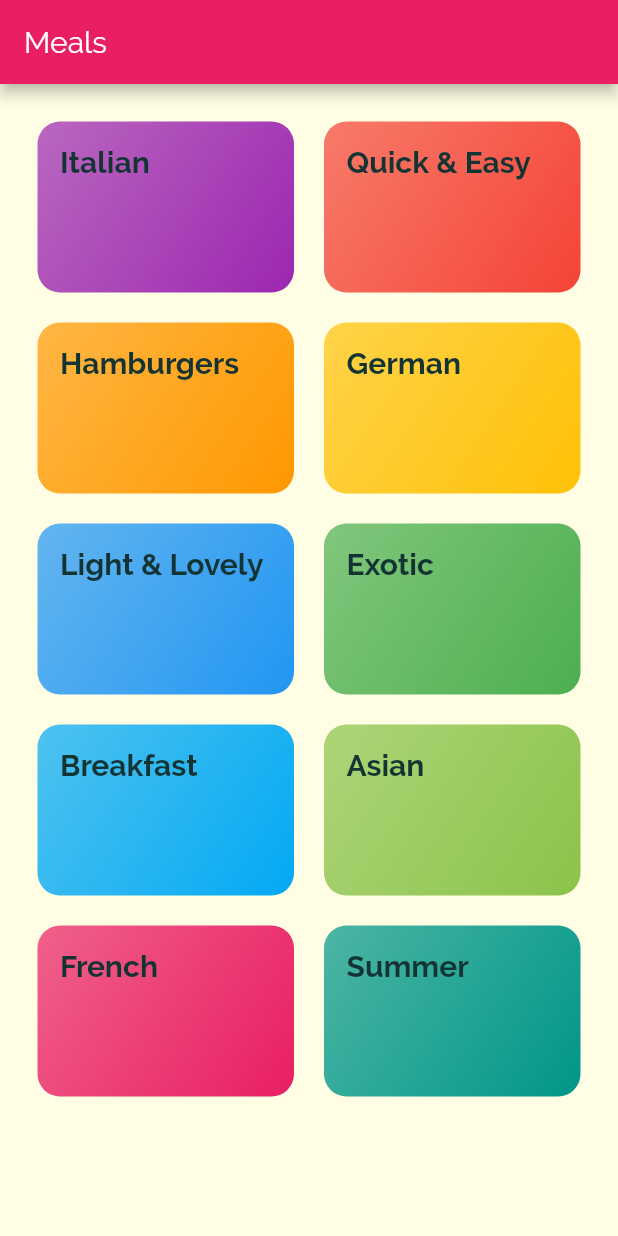
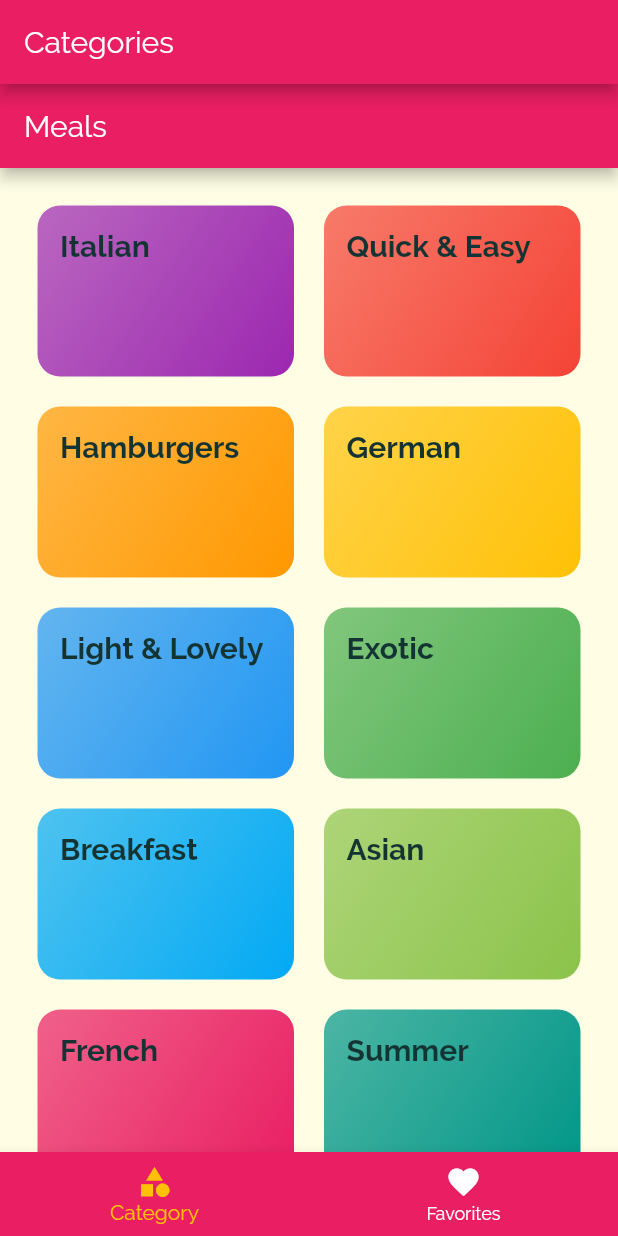
Before and after one commit to timagixe/meals_app, a Flutter app: the screen it shows after launch, on a phone screen of 412 x 824 dp. Run offline on Flutter 3.47's test engine with Material 2 defaults, Android fonts, the phone set to English and light mode, and no system bars.

Commit message:
feat(screens): :sparkles: create tabs screen

```diff
--- a/lib/routes/routes.dart
+++ b/lib/routes/routes.dart
@@ -1,8 +1,8 @@
 import 'package:flutter/material.dart';
-import 'package:meals_app/screens/recipe_details.dart';
 
-import '../screens/categories.dart';
+import '../screens/recipe_details.dart';
 import '../screens/category_recipes.dart';
+import '../screens/tabs.dart';
 
 class AppRoutes {
   static const String ROOT = '/';
@@ -13,7 +13,7 @@ class AppRoutes {
 const String kAppInitialRoute = AppRoutes.ROOT;
 
 Map<String, WidgetBuilder> appRoutes = {
-  AppRoutes.ROOT: (context) => CategoriesScreen(),
+  AppRoutes.ROOT: (context) => TabsScreen(),
   AppRoutes.CATEGORY_RECIPES: (context) => CategoryRecipesScreen(),
   AppRoutes.RECIPE_DETAILS: (context) => RecipeDetailsScreen(),
 };
--- /dev/null
+++ b/lib/screens/tabs.dart
@@ -0,0 +1,56 @@
+import 'package:flutter/material.dart';
+
+import './categories.dart';
+import './favorites.dart';
+
+class TabsScreen extends StatefulWidget {
+  @override
+  _TabsScreenState createState() => _TabsScreenState();
+}
+
+class _TabsScreenState extends State<TabsScreen> {
+  final List<Map<String, Object>> _screens = [
+    {
+      'title': 'Categories',
+      'screen': CategoriesScreen(),
+    },
+    {
+      'title': 'Favorites',
+      'screen': FavoritesScreen(),
+    }
+  ];
+  int _selectedScreenId = 0;
+
+  void _onTabBarItemTap(int screenId) {
+    setState(() {
+      _selectedScreenId = screenId;
+    });
+  }
+
+  @override
+  Widget build(BuildContext context) {
+    return Scaffold(
+      appBar: AppBar(
+        title: Text(_screens[_selectedScreenId]['title']),
+      ),
+      body: _screens[_selectedScreenId]['screen'],
+      bottomNavigationBar: BottomNavigationBar(
+        onTap: _onTabBarItemTap,
+        backgroundColor: Theme.of(context).primaryColor,
+        unselectedItemColor: Colors.white,
+        selectedItemColor: Theme.of(context).accentColor,
+        currentIndex: _selectedScreenId,
+        items: [
+          BottomNavigationBarItem(
+            icon: Icon(Icons.category),
+            label: 'Category',
+          ),
+          BottomNavigationBarItem(
+            icon: Icon(Icons.favorite),
+            label: 'Favorites',
+          )
+        ],
+      ),
+    );
+  }
+}
```
